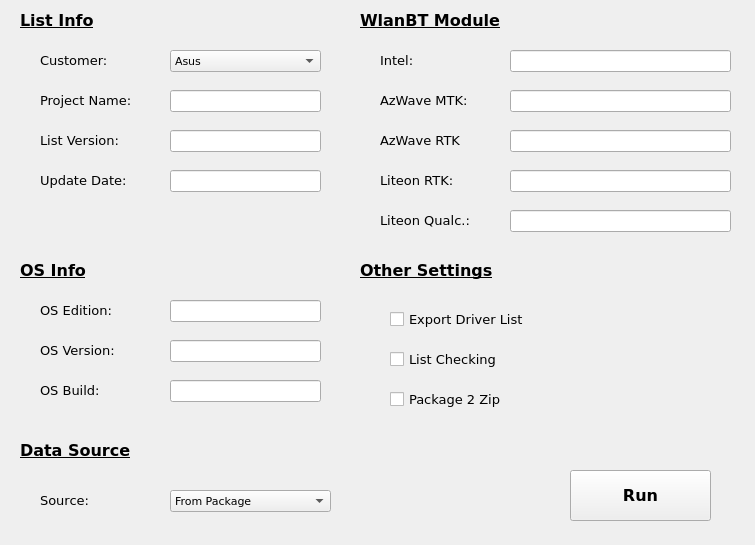
Above: GUI_.ui from ToroSU/DL_Creator before the change. Below: the same form after it.
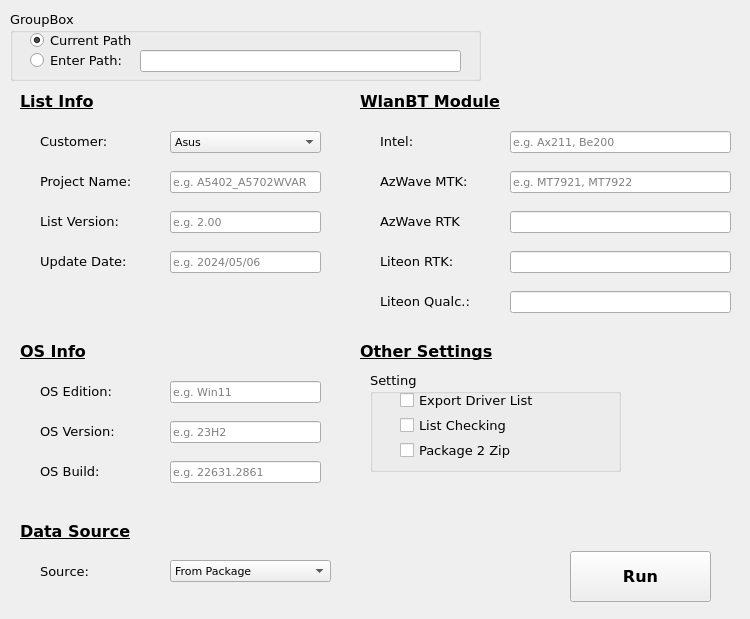
That is the form after the change.

```diff
--- a/GUI_.ui
+++ b/GUI_.ui
@@ -6,8 +6,8 @@
    <rect>
     <x>0</x>
     <y>0</y>
-    <width>755</width>
-    <height>545</height>
+    <width>750</width>
+    <height>619</height>
    </rect>
   </property>
   <property name="windowTitle">
@@ -17,7 +17,7 @@
    <property name="geometry">
     <rect>
      <x>20</x>
-     <y>0</y>
+     <y>81</y>
      <width>101</width>
      <height>41</height>
     </rect>
@@ -40,7 +40,7 @@
    <property name="geometry">
     <rect>
      <x>20</x>
-     <y>250</y>
+     <y>331</y>
      <width>101</width>
      <height>41</height>
     </rect>
@@ -62,7 +62,7 @@
    <property name="geometry">
     <rect>
      <x>20</x>
-     <y>430</y>
+     <y>511</y>
      <width>161</width>
      <height>41</height>
     </rect>
@@ -84,7 +84,7 @@
    <property name="geometry">
     <rect>
      <x>360</x>
-     <y>0</y>
+     <y>81</y>
      <width>201</width>
      <height>41</height>
     </rect>
@@ -106,7 +106,7 @@
    <property name="geometry">
     <rect>
      <x>360</x>
-     <y>250</y>
+     <y>331</y>
      <width>201</width>
      <height>41</height>
     </rect>
@@ -128,7 +128,7 @@
    <property name="geometry">
     <rect>
      <x>40</x>
-     <y>40</y>
+     <y>121</y>
      <width>101</width>
      <height>41</height>
     </rect>
@@ -151,7 +151,7 @@
    <property name="geometry">
     <rect>
      <x>40</x>
-     <y>80</y>
+     <y>161</y>
      <width>131</width>
      <height>41</height>
     </rect>
@@ -174,7 +174,7 @@
    <property name="geometry">
     <rect>
      <x>40</x>
-     <y>120</y>
+     <y>201</y>
      <width>131</width>
      <height>41</height>
     </rect>
@@ -197,7 +197,7 @@
    <property name="geometry">
     <rect>
      <x>40</x>
-     <y>160</y>
+     <y>241</y>
      <width>131</width>
      <height>41</height>
     </rect>
@@ -220,7 +220,7 @@
    <property name="geometry">
     <rect>
      <x>40</x>
-     <y>290</y>
+     <y>371</y>
      <width>131</width>
      <height>41</height>
     </rect>
@@ -243,7 +243,7 @@
    <property name="geometry">
     <rect>
      <x>40</x>
-     <y>330</y>
+     <y>411</y>
      <width>131</width>
      <height>41</height>
     </rect>
@@ -266,7 +266,7 @@
    <property name="geometry">
     <rect>
      <x>40</x>
-     <y>370</y>
+     <y>451</y>
      <width>131</width>
      <height>41</height>
     </rect>
@@ -289,7 +289,7 @@
    <property name="geometry">
     <rect>
      <x>40</x>
-     <y>480</y>
+     <y>551</y>
      <width>131</width>
      <height>41</height>
     </rect>
@@ -312,7 +312,7 @@
    <property name="geometry">
     <rect>
      <x>380</x>
-     <y>40</y>
+     <y>121</y>
      <width>101</width>
      <height>41</height>
     </rect>
@@ -335,7 +335,7 @@
    <property name="geometry">
     <rect>
      <x>380</x>
-     <y>80</y>
+     <y>161</y>
      <width>131</width>
      <height>41</height>
     </rect>
@@ -358,7 +358,7 @@
    <property name="geometry">
     <rect>
      <x>380</x>
-     <y>120</y>
+     <y>201</y>
      <width>131</width>
      <height>41</height>
     </rect>
@@ -381,7 +381,7 @@
    <property name="geometry">
     <rect>
      <x>380</x>
-     <y>160</y>
+     <y>241</y>
      <width>101</width>
      <height>41</height>
     </rect>
@@ -404,7 +404,7 @@
    <property name="geometry">
     <rect>
      <x>380</x>
-     <y>200</y>
+     <y>281</y>
      <width>141</width>
      <height>41</height>
     </rect>
@@ -427,7 +427,7 @@
    <property name="geometry">
     <rect>
      <x>170</x>
-     <y>50</y>
+     <y>131</y>
      <width>151</width>
      <height>22</height>
     </rect>
@@ -448,7 +448,7 @@
    <property name="geometry">
     <rect>
      <x>170</x>
-     <y>90</y>
+     <y>171</y>
      <width>151</width>
      <height>22</height>
     </rect>
@@ -459,12 +459,15 @@
      <pointsize>8</pointsize>
     </font>
    </property>
+   <property name="placeholderText">
+    <string>e.g. A5402_A5702WVAR</string>
+   </property>
   </widget>
   <widget class="QLineEdit" name="listVersion_lineEdit">
    <property name="geometry">
     <rect>
      <x>170</x>
-     <y>130</y>
+     <y>211</y>
      <width>151</width>
      <height>22</height>
     </rect>
@@ -475,12 +478,15 @@
      <pointsize>8</pointsize>
     </font>
    </property>
+   <property name="placeholderText">
+    <string>e.g. 2.00</string>
+   </property>
   </widget>
   <widget class="QLineEdit" name="updateDate_lineEdit">
    <property name="geometry">
     <rect>
      <x>170</x>
-     <y>170</y>
+     <y>251</y>
      <width>151</width>
      <height>22</height>
     </rect>
@@ -491,12 +497,15 @@
      <pointsize>8</pointsize>
     </font>
    </property>
+   <property name="placeholderText">
+    <string>e.g. 2024/05/06</string>
+   </property>
   </widget>
   <widget class="QLineEdit" name="osEdition_lineEdit">
    <property name="geometry">
     <rect>
      <x>170</x>
-     <y>300</y>
+     <y>381</y>
      <width>151</width>
      <height>22</height>
     </rect>
@@ -507,12 +516,15 @@
      <pointsize>8</pointsize>
     </font>
    </property>
+   <property name="placeholderText">
+    <string>e.g. Win11</string>
+   </property>
   </widget>
   <widget class="QLineEdit" name="osVersion_lineEdit">
    <property name="geometry">
     <rect>
      <x>170</x>
-     <y>340</y>
+     <y>421</y>
      <width>151</width>
      <height>22</height>
     </rect>
@@ -523,12 +535,15 @@
      <pointsize>8</pointsize>
     </font>
    </property>
+   <property name="placeholderText">
+    <string>e.g. 23H2</string>
+   </property>
   </widget>
   <widget class="QLineEdit" name="osBuild_lineEdit">
    <property name="geometry">
     <rect>
      <x>170</x>
-     <y>380</y>
+     <y>461</y>
      <width>151</width>
      <height>22</height>
     </rect>
@@ -539,12 +554,15 @@
      <pointsize>8</pointsize>
     </font>
    </property>
+   <property name="placeholderText">
+    <string>e.g. 22631.2861</string>
+   </property>
   </widget>
   <widget class="QComboBox" name="comboBox_2">
    <property name="geometry">
     <rect>
      <x>170</x>
-     <y>490</y>
+     <y>560</y>
      <width>161</width>
      <height>22</height>
     </rect>
@@ -570,7 +588,7 @@
    <property name="geometry">
     <rect>
      <x>510</x>
-     <y>50</y>
+     <y>131</y>
      <width>221</width>
      <height>22</height>
     </rect>
@@ -581,12 +599,15 @@
      <pointsize>8</pointsize>
     </font>
    </property>
+   <property name="placeholderText">
+    <string>e.g. Ax211, Be200</string>
+   </property>
   </widget>
   <widget class="QLineEdit" name="wlanbt_AzwaveMTK_lineEdit">
    <property name="geometry">
     <rect>
      <x>510</x>
-     <y>90</y>
+     <y>171</y>
      <width>221</width>
      <height>22</height>
     </rect>
@@ -597,12 +618,15 @@
      <pointsize>8</pointsize>
     </font>
    </property>
+   <property name="placeholderText">
+    <string>e.g. MT7921, MT7922</string>
+   </property>
   </widget>
   <widget class="QLineEdit" name="wlanbt_AzwaveRTK_lineEdit">
    <property name="geometry">
     <rect>
      <x>510</x>
-     <y>130</y>
+     <y>211</y>
      <width>221</width>
      <height>22</height>
     </rect>
@@ -618,7 +642,7 @@
    <property name="geometry">
     <rect>
      <x>510</x>
-     <y>170</y>
+     <y>251</y>
      <width>221</width>
      <height>22</height>
     </rect>
@@ -634,7 +658,7 @@
    <property name="geometry">
     <rect>
      <x>510</x>
-     <y>210</y>
+     <y>291</y>
      <width>221</width>
      <height>22</height>
     </rect>
@@ -646,11 +670,50 @@
     </font>
    </property>
   </widget>
+  <widget class="QPushButton" name="run_pushButton">
+   <property name="geometry">
+    <rect>
+     <x>570</x>
+     <y>551</y>
+     <width>141</width>
+     <height>51</height>
+    </rect>
+   </property>
+   <property name="font">
+    <font>
+     <family>Verdana</family>
+     <pointsize>12</pointsize>
+     <weight>75</weight>
+     <bold>true</bold>
+    </font>
+   </property>
+   <property name="text">
+    <string>Run</string>
+   </property>
+  </widget>
+  <widget class="QGroupBox" name="groupBox_1">
+   <property name="geometry">
+    <rect>
+     <x>370</x>
+     <y>371</y>
+     <width>251</width>
+     <height>101</height>
+    </rect>
+   </property>
+   <property name="font">
+    <font>
+     <family>Verdana</family>
+     <pointsize>10</pointsize>
+    </font>
+   </property>
+   <property name="title">
+    <string>Setting</string>
+   </property>
   <widget class="QCheckBox" name="exportDriverList_checkBox">
    <property name="geometry">
     <rect>
-     <x>390</x>
-     <y>310</y>
+      <x>30</x>
+      <y>20</y>
      <width>201</width>
      <height>19</height>
     </rect>
@@ -668,8 +731,8 @@
   <widget class="QCheckBox" name="listChecking_checkBox">
    <property name="geometry">
     <rect>
-     <x>390</x>
-     <y>350</y>
+      <x>30</x>
+      <y>45</y>
      <width>201</width>
      <height>19</height>
     </rect>
@@ -687,8 +750,8 @@
   <widget class="QCheckBox" name="package2zip_checkBox">
    <property name="geometry">
     <rect>
-     <x>390</x>
-     <y>390</y>
+      <x>30</x>
+      <y>70</y>
      <width>191</width>
      <height>19</height>
     </rect>
@@ -703,26 +766,85 @@
     <string>Package 2 Zip</string>
    </property>
   </widget>
-  <widget class="QPushButton" name="run_pushButton">
+  </widget>
+  <widget class="QGroupBox" name="path_groupBox">
    <property name="geometry">
     <rect>
-     <x>570</x>
-     <y>470</y>
-     <width>141</width>
-     <height>51</height>
+     <x>10</x>
+     <y>10</y>
+     <width>471</width>
+     <height>71</height>
     </rect>
    </property>
    <property name="font">
     <font>
      <family>Verdana</family>
-     <pointsize>12</pointsize>
-     <weight>75</weight>
-     <bold>true</bold>
+     <pointsize>10</pointsize>
     </font>
    </property>
+   <property name="title">
+    <string>GroupBox</string>
+   </property>
+   <widget class="QRadioButton" name="radio_current_path">
+    <property name="geometry">
+     <rect>
+      <x>20</x>
+      <y>20</y>
+      <width>121</width>
+      <height>21</height>
+     </rect>
+    </property>
+    <property name="font">
+     <font>
+      <family>Verdana</family>
+      <pointsize>10</pointsize>
+     </font>
+    </property>
    <property name="text">
-    <string>Run</string>
-   </property>
+     <string>Current Path</string>
+    </property>
+    <property name="checked">
+     <bool>true</bool>
+    </property>
+   </widget>
+   <widget class="QRadioButton" name="radio_enter_path">
+    <property name="geometry">
+     <rect>
+      <x>20</x>
+      <y>40</y>
+      <width>121</width>
+      <height>21</height>
+     </rect>
+    </property>
+    <property name="font">
+     <font>
+      <family>Verdana</family>
+      <pointsize>10</pointsize>
+     </font>
+    </property>
+    <property name="text">
+     <string>Enter Path:</string>
+    </property>
+    <property name="checked">
+     <bool>false</bool>
+    </property>
+   </widget>
+   <widget class="QLineEdit" name="enter_path_lineEdit">
+    <property name="geometry">
+     <rect>
+      <x>130</x>
+      <y>40</y>
+      <width>321</width>
+      <height>22</height>
+     </rect>
+    </property>
+    <property name="font">
+     <font>
+      <family>Verdana</family>
+      <pointsize>8</pointsize>
+     </font>
+    </property>
+   </widget>
   </widget>
  </widget>
  <resources/>
```
Left out of the diff: 5 changed lines with no effect on the pictures. Lines whose indentation alone changed are shown as unchanged.
